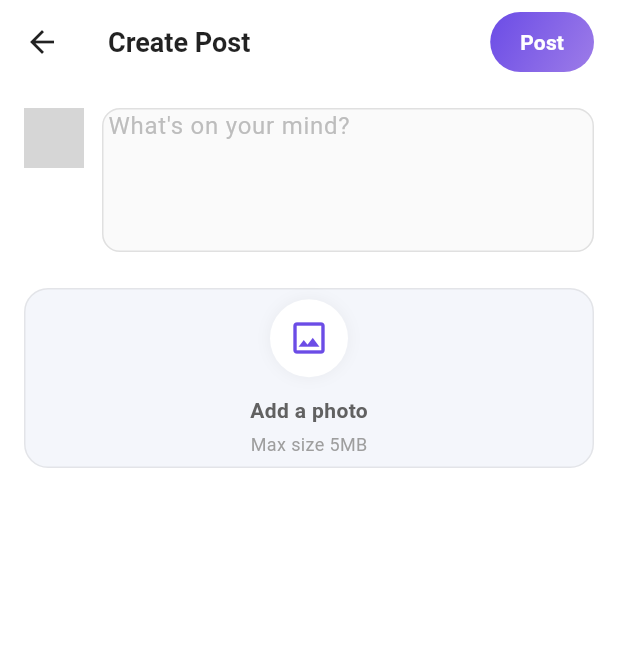
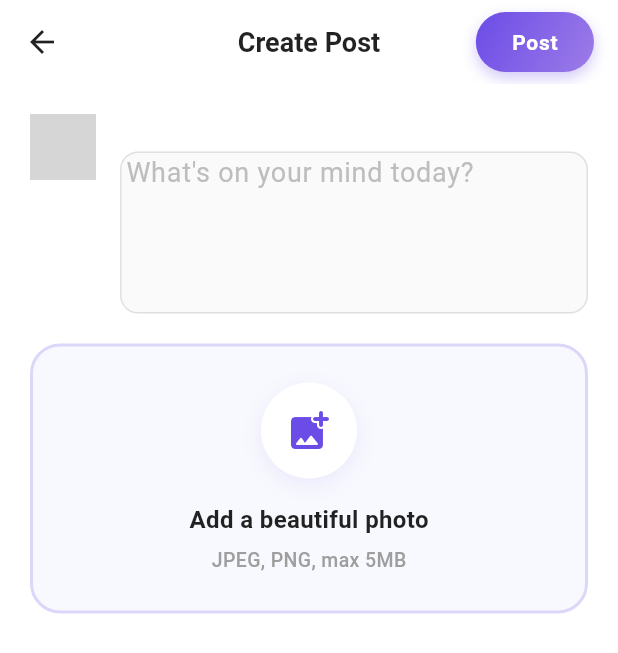
Before and after one commit to Aditya1787/Jibble, a Flutter app: the CreatePostPage screen opened by its route, on a phone screen of 412 x 824 dp. Shown: the top 653 px of the screen. Run offline on Flutter 3.47's test engine with Material 3 defaults, Android fonts, the phone set to English and light mode, and no system bars; our stand-ins replace cached_network_image, flutter_image_compress, google_fonts, image_picker, lottie, shared_preferences and 1 more; accounts and stored records are empty; network calls fail; grey boxes are pictures that could not be loaded.

Commit message:
create post UI

```diff
--- a/jibble/lib/main.dart
+++ b/jibble/lib/main.dart
@@ -25,20 +25,23 @@ void main() async {
   // Make sure to add your credentials in lib/config/supabase_config.dart
   await SupabaseConfig.initialize();
 
+  final isFirstLaunch = await FirstLaunchService().isFirstLaunch();
+
   runApp(
     MultiProvider(
       providers: [
         ChangeNotifierProvider(create: (_) => AuthProvider()),
         ChangeNotifierProvider(create: (_) => FeedProvider()),
       ],
-      child: const MyApp(),
+      child: MyApp(isFirstLaunch: isFirstLaunch),
     ),
   );
 }
 
 /// Root widget of the application
 class MyApp extends StatelessWidget {
-  const MyApp({super.key});
+  final bool isFirstLaunch;
+  const MyApp({super.key, required this.isFirstLaunch});
 
   @override
   Widget build(BuildContext context) {
@@ -82,23 +85,7 @@ class MyApp extends StatelessWidget {
         ),
       ),
       // Check if first launch and show appropriate screen
-      home: FutureBuilder<bool>(
-        future: FirstLaunchService().isFirstLaunch(),
-        builder: (context, snapshot) {
-          // Show loading while checking first launch status
-          if (snapshot.connectionState == ConnectionState.waiting) {
-            return const Scaffold(
-              body: Center(child: CircularProgressIndicator()),
-            );
-          }
-
-          // Show splash screen on first launch, otherwise show AuthGate
-          final isFirstLaunch = snapshot.data ?? false;
-          return isFirstLaunch
-              ? const EnhancedSplashScreen()
-              : const AuthGate();
-        },
-      ),
+      home: isFirstLaunch ? const EnhancedSplashScreen() : const AuthGate(),
       // Named routes for navigation
       routes: {
         '/home': (context) => const MyHomePage(),
--- a/jibble/lib/screens/Circle/circle_member_tile.dart
+++ b/jibble/lib/screens/Circle/circle_member_tile.dart
@@ -83,6 +83,8 @@ class CircleMemberTile extends StatelessWidget {
                         ? CachedNetworkImage(
                             imageUrl: member.profilePictureUrl!,
                             fit: BoxFit.cover,
+                            memCacheWidth: 156,
+                            memCacheHeight: 156,
                             errorWidget: (context, url, error) =>
                                 _buildInitialAvatar(),
                           )
--- a/jibble/lib/screens/Profile/profile_page.dart
+++ b/jibble/lib/screens/Profile/profile_page.dart
@@ -220,6 +220,8 @@ class _ProfilePageState extends State<ProfilePage> {
                       ? CachedNetworkImage(
                           imageUrl: _profile!.profilePictureUrl!,
                           fit: BoxFit.cover,
+                          memCacheWidth: 300,
+                          memCacheHeight: 300,
                           errorWidget: (context, url, error) => Icon(
                             Icons.person,
                             size: 50,
--- a/jibble/lib/screens/Profile/user_profile_page.dart
+++ b/jibble/lib/screens/Profile/user_profile_page.dart
@@ -166,6 +166,8 @@ class _UserProfilePageState extends State<UserProfilePage> {
                   ? CachedNetworkImage(
                       imageUrl: _profile!.profilePictureUrl!,
                       fit: BoxFit.cover,
+                      memCacheWidth: 300,
+                      memCacheHeight: 300,
                       errorWidget: (context, url, error) =>
                           Icon(Icons.person, size: 50, color: _primaryColor),
                     )
--- a/jibble/lib/screens/create_post_page.dart
+++ b/jibble/lib/screens/create_post_page.dart
@@ -139,9 +139,10 @@ class _CreatePostPageState extends State<CreatePostPage> {
         elevation: 0,
         backgroundColor: Colors.white,
         foregroundColor: Colors.black87,
+        centerTitle: true,
         title: Text(
           title,
-          style: const TextStyle(fontWeight: FontWeight.bold, fontSize: 18),
+          style: const TextStyle(fontWeight: FontWeight.w700, fontSize: 18),
         ),
         actions: [
           Padding(
@@ -164,16 +165,23 @@ class _CreatePostPageState extends State<CreatePostPage> {
                         begin: Alignment.topLeft,
                         end: Alignment.bottomRight,
                       ),
-                      borderRadius: BorderRadius.circular(20),
+                      borderRadius: BorderRadius.circular(24),
+                      boxShadow: [
+                        BoxShadow(
+                          color: _primaryColor.withValues(alpha: 0.3),
+                          blurRadius: 8,
+                          offset: const Offset(0, 4),
+                        ),
+                      ],
                     ),
                     child: ElevatedButton(
                       onPressed: _submitPost,
                       style: ElevatedButton.styleFrom(
                         backgroundColor: Colors.transparent,
                         shadowColor: Colors.transparent,
-                        padding: const EdgeInsets.symmetric(horizontal: 20),
+                        padding: const EdgeInsets.symmetric(horizontal: 24),
                         shape: RoundedRectangleBorder(
-                          borderRadius: BorderRadius.circular(20),
+                          borderRadius: BorderRadius.circular(24),
                         ),
                       ),
                       child: const Text(
@@ -181,6 +189,7 @@ class _CreatePostPageState extends State<CreatePostPage> {
                         style: TextStyle(
                           fontWeight: FontWeight.bold,
                           color: Colors.white,
+                          letterSpacing: 0.5,
                         ),
                       ),
                     ),
@@ -189,31 +198,44 @@ class _CreatePostPageState extends State<CreatePostPage> {
         ],
       ),
       body: SingleChildScrollView(
+        physics: const BouncingScrollPhysics(),
         child: Column(
           children: [
             if (widget.postType == 'confession')
               Container(
+                margin: const EdgeInsets.fromLTRB(16, 8, 16, 16),
                 padding: const EdgeInsets.all(16),
-                color: Colors.orange.withValues(alpha: 0.1),
+                decoration: BoxDecoration(
+                  color: Colors.orange.withValues(alpha: 0.08),
+                  borderRadius: BorderRadius.circular(16),
+                  border: Border.all(
+                    color: Colors.orange.withValues(alpha: 0.3),
+                  ),
+                ),
                 child: Row(
                   children: [
                     Container(
-                      padding: const EdgeInsets.all(8),
+                      padding: const EdgeInsets.all(10),
                       decoration: BoxDecoration(
                         color: Colors.orange.withValues(alpha: 0.2),
                         shape: BoxShape.circle,
                       ),
                       child: const Icon(
-                        Icons.privacy_tip_outlined,
+                        Icons.privacy_tip_rounded,
                         color: Colors.orange,
-                        size: 20,
+                        size: 22,
                       ),
                     ),
-                    const SizedBox(width: 12),
+                    const SizedBox(width: 16),
                     const Expanded(
                       child: Text(
-                        'Your identity is completely hidden. Feel free to share openly.',
-                        style: TextStyle(color: Colors.black87, fontSize: 13),
+                        'Your identity is completely hidden. Feel free to share openly and safely.',
+                        style: TextStyle(
+                          color: Colors.black87,
+                          fontSize: 14,
+                          fontWeight: FontWeight.w500,
+                          height: 1.4,
+                        ),
                       ),
                     ),
                   ],
@@ -221,66 +243,119 @@ class _CreatePostPageState extends State<CreatePostPage> {
               ),
 
             Padding(
-              padding: const EdgeInsets.all(16.0),
+              padding: const EdgeInsets.all(20.0),
               child: Row(
                 crossAxisAlignment: CrossAxisAlignment.start,
                 children: [
                   if (widget.postType != 'confession')
                     Padding(
-                      padding: const EdgeInsets.only(right: 12.0),
+                      padding: const EdgeInsets.only(right: 16.0),
                       child: _isProfileLoading
-                          ? const CircleAvatar(
-                              backgroundColor: Colors.grey,
-                              radius: 20,
+                          ? Container(
+                              width: 44,
+                              height: 44,
+                              decoration: BoxDecoration(
+                                color: Colors.grey[200],
+                                shape: BoxShape.circle,
+                              ),
                             )
-                          : CircleAvatar(
-                              radius: 20,
-                              backgroundImage:
-                                  _profile?.profilePictureUrl != null
-                                  ? NetworkImage(_profile!.profilePictureUrl!)
+                          : Container(
+                              width: 44,
+                              height: 44,
+                              decoration: BoxDecoration(
+                                shape: BoxShape.circle,
+                                color: _primaryColor.withValues(alpha: 0.1),
+                                image: _profile?.profilePictureUrl != null
+                                    ? DecorationImage(
+                                        image: NetworkImage(
+                                          _profile!.profilePictureUrl!,
+                                        ),
+                                        fit: BoxFit.cover,
+                                      )
                                     : null,
-                              backgroundColor: _primaryColor.withValues(
-                                alpha: 0.5,
+                                border: Border.all(
+                                  color: Colors.grey.withValues(alpha: 0.2),
+                                  width: 1,
+                                ),
                               ),
                               child: _profile?.profilePictureUrl == null
                                   ? const Icon(
                                       Icons.person,
-                                      color: Colors.white,
+                                      color: _primaryColor,
+                                      size: 24,
                                     )
                                   : null,
                             ),
                     )
                   else
                     Padding(
-                      padding: const EdgeInsets.only(right: 12.0),
-                      child: CircleAvatar(
-                        radius: 20,
-                        backgroundColor: Colors.grey[300],
-                        child: Icon(Icons.masks, color: Colors.grey[600]),
+                      padding: const EdgeInsets.only(right: 16.0),
+                      child: Container(
+                        width: 44,
+                        height: 44,
+                        decoration: BoxDecoration(
+                          color: Colors.grey[100],
+                          shape: BoxShape.circle,
+                          border: Border.all(
+                            color: Colors.grey.withValues(alpha: 0.3),
+                            width: 1,
+                          ),
+                        ),
+                        child: Icon(Icons.masks, color: Colors.grey[400]),
                       ),
                     ),
 
                   Expanded(
-                    child: TextField(
+                    child: Column(
+                      crossAxisAlignment: CrossAxisAlignment.start,
+                      children: [
+                        if (widget.postType != 'confession' &&
+                            !_isProfileLoading)
+                          Text(
+                            _profile?.name ?? 'User',
+                            style: const TextStyle(
+                              fontWeight: FontWeight.w700,
+                              fontSize: 15,
+                              color: Colors.black87,
+                            ),
+                          ),
+                        if (widget.postType == 'confession')
+                          const Text(
+                            'Anonymous',
+                            style: TextStyle(
+                              fontWeight: FontWeight.w700,
+                              fontSize: 15,
+                              color: Colors.black87,
+                            ),
+                          ),
+                        const SizedBox(height: 4),
+                        TextField(
                           controller: _captionController,
-                      maxLines: null, // Auto-expand
+                          maxLines: null,
                           minLines: 4,
                           textInputAction: TextInputAction.newline,
-                      style: const TextStyle(fontSize: 16),
+                          style: const TextStyle(
+                            fontSize: 18,
+                            height: 1.5,
+                            color: Colors.black87,
+                          ),
                           decoration: InputDecoration(
                             hintText: widget.postType == 'confession'
-                            ? 'What\'s your confession?'
+                                ? 'What\'s your confession?...'
                                 : widget.postType == 'event'
-                            ? 'Describe your event...'
-                            : 'What\'s on your mind?',
+                                ? 'Describe your event details...'
+                                : 'What\'s on your mind today?',
                             hintStyle: TextStyle(
                               color: Colors.grey[400],
-                          fontSize: 16,
+                              fontSize: 18,
+                              fontWeight: FontWeight.w400,
                             ),
                             border: InputBorder.none,
                             isDense: true,
                             contentPadding: EdgeInsets.zero,
                           ),
+                        ),
+                      ],
                     ),
                   ),
                 ],
@@ -289,31 +364,47 @@ class _CreatePostPageState extends State<CreatePostPage> {
 
             if (widget.postType != 'confession')
               Padding(
-                padding: const EdgeInsets.symmetric(
-                  horizontal: 16.0,
-                  vertical: 8.0,
+                padding: const EdgeInsets.symmetric(horizontal: 20.0),
+                child: _imageFile != null
+                    ? Container(
+                        decoration: BoxDecoration(
+                          borderRadius: BorderRadius.circular(20),
+                          boxShadow: [
+                            BoxShadow(
+                              color: Colors.black.withValues(alpha: 0.1),
+                              blurRadius: 15,
+                              offset: const Offset(0, 5),
                             ),
-                child: _imageFile != null
-                    ? Stack(
+                          ],
+                        ),
+                        child: Stack(
                           children: [
                             ClipRRect(
-                            borderRadius: BorderRadius.circular(16),
+                              borderRadius: BorderRadius.circular(20),
+                              child: AspectRatio(
+                                aspectRatio: 4 / 5,
                                 child: Image.file(
                                   _imageFile!,
                                   width: double.infinity,
                                   fit: BoxFit.cover,
                                 ),
                               ),
+                            ),
                             Positioned(
-                            top: 12,
-                            right: 12,
+                              top: 16,
+                              right: 16,
                               child: GestureDetector(
                                 onTap: () => setState(() => _imageFile = null),
                                 child: Container(
-                                padding: const EdgeInsets.all(6),
+                                  padding: const EdgeInsets.all(8),
                                   decoration: BoxDecoration(
-                                  color: Colors.black.withValues(alpha: 0.6),
+                                    color: Colors.black.withValues(alpha: 0.5),
                                     shape: BoxShape.circle,
+                                    border: Border.all(
+                                      color: Colors.white.withValues(
+                                        alpha: 0.2,
+                                      ),
+                                    ),
                                   ),
                                   child: const Icon(
                                     Icons.close,
@@ -324,56 +415,63 @@ class _CreatePostPageState extends State<CreatePostPage> {
                               ),
                             ),
                           ],
+                        ),
                       )
                     : GestureDetector(
                         onTap: _pickImage,
                         child: Container(
-                          height: 120,
+                          height: 180,
                           width: double.infinity,
                           decoration: BoxDecoration(
-                            color: const Color(0xFFF4F6FB),
-                            borderRadius: BorderRadius.circular(16),
+                            color: const Color(0xFFF8F9FE),
+                            borderRadius: BorderRadius.circular(20),
                             border: Border.all(
-                              color: Colors.grey.withValues(alpha: 0.2),
+                              color: _primaryColor.withValues(alpha: 0.2),
+                              width: 2,
+                              strokeAlign: BorderSide.strokeAlignInside,
                             ),
                           ),
+                          // To make a true dashed border we'd need a package, but this styled box is very clean
                           child: Column(
                             mainAxisAlignment: MainAxisAlignment.center,
                             children: [
                               Container(
-                                padding: const EdgeInsets.all(12),
+                                padding: const EdgeInsets.all(16),
                                 decoration: BoxDecoration(
                                   color: Colors.white,
                                   shape: BoxShape.circle,
                                   boxShadow: [
                                     BoxShadow(
-                                      color: Colors.black.withValues(
-                                        alpha: 0.05,
+                                      color: _primaryColor.withValues(
+                                        alpha: 0.1,
                                       ),
-                                      blurRadius: 8,
+                                      blurRadius: 12,
+                                      offset: const Offset(0, 4),
                                     ),
                                   ],
                                 ),
                                 child: const Icon(
-                                  Icons.image_outlined,
+                                  Icons.add_photo_alternate_rounded,
                                   color: _primaryColor,
-                                  size: 28,
+                                  size: 32,
                                 ),
                               ),
-                              const SizedBox(height: 12),
-                              Text(
-                                'Add a photo',
+                              const SizedBox(height: 16),
+                              const Text(
+                                'Add a beautiful photo',
                                 style: TextStyle(
-                                  color: Colors.grey[700],
+                                  color: Colors.black87,
                                   fontWeight: FontWeight.w600,
+                                  fontSize: 16,
                                 ),
                               ),
-                              const SizedBox(height: 4),
+                              const SizedBox(height: 6),
                               Text(
-                                'Max size 5MB',
+                                'JPEG, PNG, max 5MB',
                                 style: TextStyle(
                                   color: Colors.grey[500],
-                                  fontSize: 12,
+                                  fontSize: 13,
+                                  fontWeight: FontWeight.w500,
                                 ),
                               ),
                             ],
@@ -382,7 +480,8 @@ class _CreatePostPageState extends State<CreatePostPage> {
                       ),
               ),
 
-            const SizedBox(height: 32),
+            // Extra padding at the bottom for scrolling past keyboard
+            const SizedBox(height: 100),
           ],
         ),
       ),
--- a/jibble/lib/screens/splash/splash_screen.dart
+++ b/jibble/lib/screens/splash/splash_screen.dart
@@ -61,8 +61,8 @@ class _EnhancedSplashScreenState extends State<EnhancedSplashScreen>
   }
 
   Future<void> _navigateToAuth() async {
-    // Wait for 4 seconds to show the animation
-    await Future.delayed(const Duration(seconds: 4));
+    // Wait for animation to show
+    await Future.delayed(const Duration(milliseconds: 1500));
 
     // Mark first launch as complete
     final firstLaunchService = FirstLaunchService();
--- a/jibble/lib/widgets/home_drawer.dart
+++ b/jibble/lib/widgets/home_drawer.dart
@@ -66,6 +66,8 @@ class HomeDrawer extends StatelessWidget {
                                   child: CachedNetworkImage(
                                     imageUrl: profile!.profilePictureUrl!,
                                     fit: BoxFit.cover,
+                                    memCacheWidth: 300,
+                                    memCacheHeight: 300,
                                     placeholder: (context, url) => const Center(
                                       child: CircularProgressIndicator(),
                                     ),
--- a/jibble/lib/widgets/post_card_widget.dart
+++ b/jibble/lib/widgets/post_card_widget.dart
@@ -161,7 +161,11 @@ class _PostCardWidgetState extends State<PostCardWidget> {
             leading: CircleAvatar(
               backgroundImage:
                   widget.post.profilePictureUrl != null && !isAnonymous
-                  ? CachedNetworkImageProvider(widget.post.profilePictureUrl!)
+                  ? CachedNetworkImageProvider(
+                      widget.post.profilePictureUrl!,
+                      maxHeight: 156,
+                      maxWidth: 156,
+                    )
                   : null,
               child: widget.post.profilePictureUrl == null || isAnonymous
                   ? const Icon(Icons.person)
@@ -237,6 +241,7 @@ class _PostCardWidgetState extends State<PostCardWidget> {
               imageUrl: widget.post.imageUrl!,
               width: double.infinity,
               fit: BoxFit.cover,
+              memCacheWidth: 1080,
               placeholder: (context, url) => Container(
                 height: 200,
                 color: Colors.grey[100],
```
Also changed, not shown: 1 other file. Lines whose indentation alone changed are shown as unchanged.
